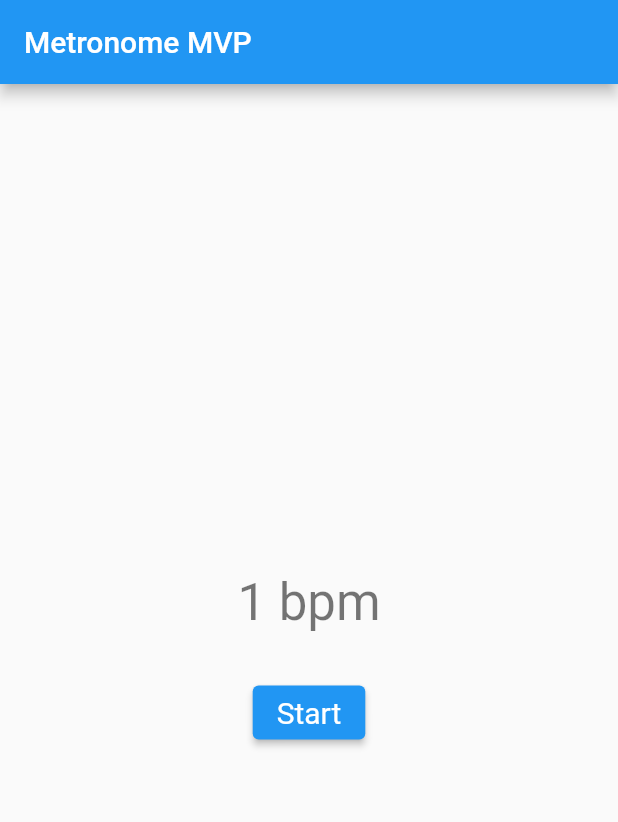
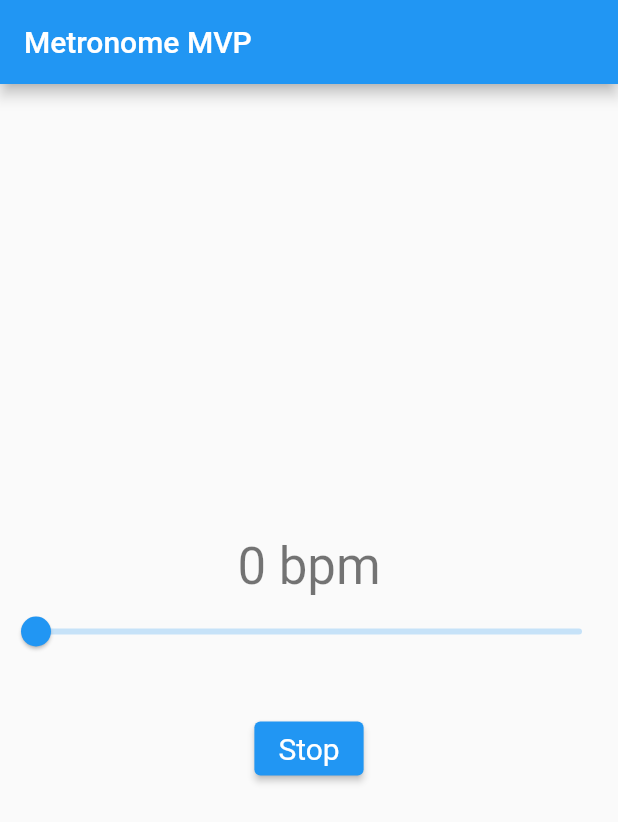
Before and after one commit to Pandaphobic/Metronome-POC, a Flutter app: the screen it shows after launch, after a tap on "Start", on a phone screen of 412 x 824 dp. Shown: the top 822 px of the screen. Run offline on Flutter 3.47's test engine with Material 2 defaults, Android fonts, the light colour scheme and no system bars.

Commit message:
slider and start / stop button

```diff
--- a/lib/main.dart
+++ b/lib/main.dart
@@ -58,16 +58,16 @@ class MyStatefulWidget extends StatefulWidget {
 }
 
 class _MyStatefulWidgetState extends State<MyStatefulWidget> {
-  int _counter = 0;
+  double _counter = 0;
 
-  void _incrementCounter() {
+  bool _isPlaying = false;
+
+  String _buttonText = 'Start';
+
+  void isPlaying() {
     setState(() {
-      // This call to setState tells the Flutter framework that something has
-      // changed in this State, which causes it to rerun the build method below
-      // so that the display can reflect the updated values. If we changed
-      // _counter without calling setState(), then the build method would not be
-      // called again, and so nothing would appear to happen.
-      _counter++;
+      _isPlaying = !_isPlaying;
+      _buttonText = _isPlaying ? 'Stop' : 'Start';
     });
   }
 
@@ -81,15 +81,25 @@ class _MyStatefulWidgetState extends State<MyStatefulWidget> {
         mainAxisSize: MainAxisSize.min,
         children: <Widget>[
           Text(
-            '$_counter bpm',
+            '${_counter.round().toString()} bpm',
             style: Theme.of(context).textTheme.headlineMedium,
+          ),
+          Slider(
+            value: _counter,
+            max: 250,
+            label: _counter.round().toString(),
+            onChanged: (double value) {
+              setState(() {
+                _counter = value;
+              });
+            },
           ),
           const SizedBox(height: 30),
           ElevatedButton(
             style: style,
-            onPressed: _incrementCounter,
+            onPressed: isPlaying,
             // tooltip: 'Increment',
-            child: const Text('Start'),
+            child: Text(_buttonText),
           ),
         ],
       ),
```
Also changed, not shown: 1 other file.
